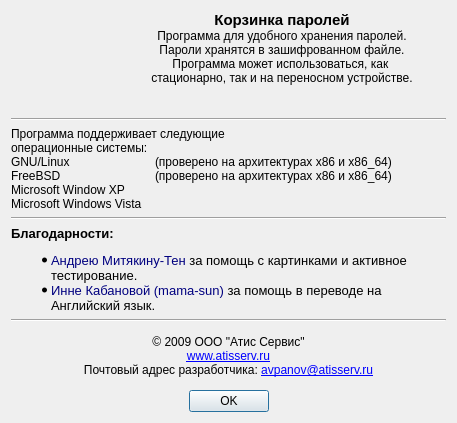
Old version of the form aboutdialog.ui in the repository elemc/basketpwd.
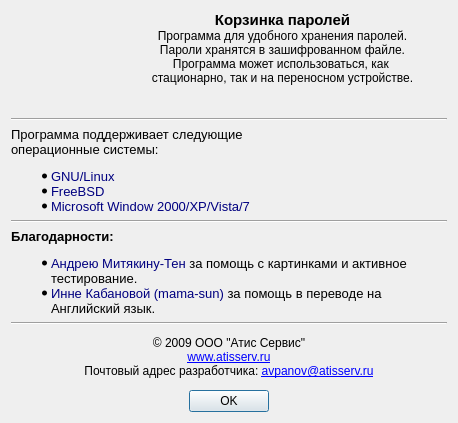
New version of the form. Icons and pictures are not drawn.

Commit message: Litle changes in about dialog and add change window style on fly

Patch:
```diff
--- a/aboutdialog.ui
+++ b/aboutdialog.ui
@@ -6,7 +6,7 @@
    <rect>
     <x>0</x>
     <y>0</y>
-    <width>457</width>
+    <width>458</width>
     <height>423</height>
    </rect>
   </property>
@@ -81,12 +81,18 @@
    <item>
     <widget class="QLabel" name="label_3">
      <property name="text">
-      <string>Программа поддерживает следующие 
-операционные системы:
-GNU/Linux		(проверено на архитектурах x86 и x86_64)
-FreeBSD		(проверено на архитектурах x86 и x86_64)
-Microsoft Window XP
-Microsoft Windows Vista</string>
+      <string>&lt;!DOCTYPE HTML PUBLIC &quot;-//W3C//DTD HTML 4.0//EN&quot; &quot;http://www.w3.org/TR/REC-html40/strict.dtd&quot;&gt;
+&lt;html&gt;&lt;head&gt;&lt;meta name=&quot;qrichtext&quot; content=&quot;1&quot; /&gt;&lt;style type=&quot;text/css&quot;&gt;
+p, li { white-space: pre-wrap; }
+&lt;/style&gt;&lt;/head&gt;&lt;body style=&quot; font-family:'Sans Serif'; font-size:10pt; font-weight:400; font-style:normal;&quot;&gt;
+&lt;p style=&quot; margin-top:0px; margin-bottom:0px; margin-left:0px; margin-right:0px; -qt-block-indent:0; text-indent:0px;&quot;&gt;Программа поддерживает следующие &lt;/p&gt;
+&lt;p style=&quot; margin-top:0px; margin-bottom:0px; margin-left:0px; margin-right:0px; -qt-block-indent:0; text-indent:0px;&quot;&gt;операционные системы:&lt;/p&gt;
+&lt;ul&gt;
+&lt;li&gt;&lt;p style=&quot; margin-top:0px; margin-bottom:0px; margin-left:0px; margin-right:0px; -qt-block-indent:0; text-indent:0px;&quot;&gt;&lt;span style=&quot; color:#000080;&quot;&gt;GNU/Linux&lt;/span&gt;&lt;/p&gt;&lt;/li&gt;
+&lt;li&gt;&lt;p style=&quot; margin-top:0px; margin-bottom:0px; margin-left:0px; margin-right:0px; -qt-block-indent:0; text-indent:0px;&quot;&gt;&lt;span style=&quot; color:#000080;&quot;&gt;FreeBSD&lt;/span&gt;&lt;/p&gt;&lt;/li&gt;
+&lt;li&gt;&lt;p style=&quot; margin-top:0px; margin-bottom:0px; margin-left:0px; margin-right:0px; -qt-block-indent:0; text-indent:0px;&quot;&gt;&lt;span style=&quot; color:#000080;&quot;&gt;Microsoft Window 2000/XP/Vista/7&lt;/span&gt;&lt;/p&gt;&lt;/li&gt;
+&lt;/ul&gt;
+&lt;/body&gt;&lt;/html&gt;</string>
      </property>
      <property name="alignment">
       <set>Qt::AlignLeading|Qt::AlignLeft|Qt::AlignTop</set>
```
The commit also changes 3 other files.
